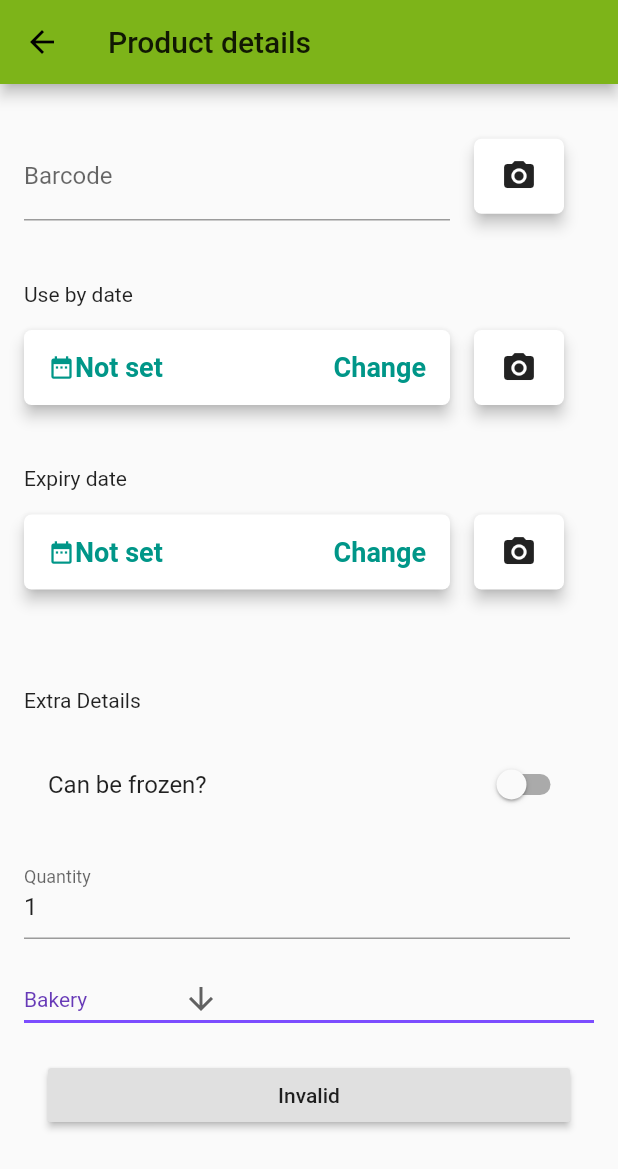
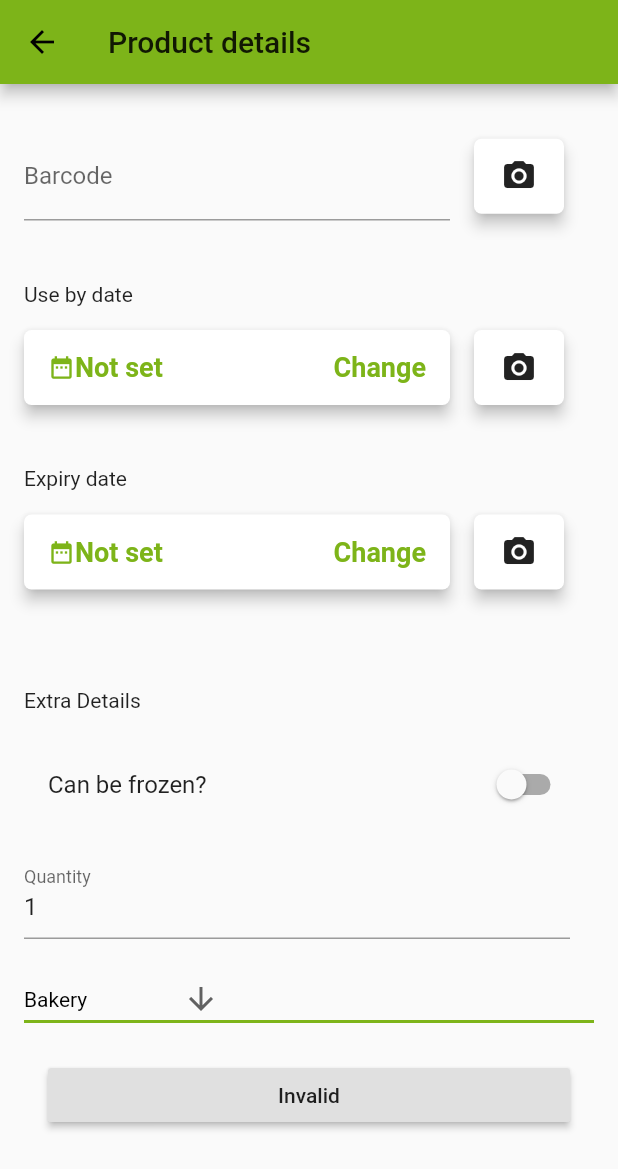
Before and after one commit to RaicuRobert/BigRed, a Flutter app: the ScannedProductView screen opened directly, on a phone screen of 412 x 824 dp. Shown: the top 1169 px of the screen. Run offline on Flutter 3.47's test engine with Material 2 defaults, Android fonts, the phone set to English and light mode, and no system bars; our stand-ins replace flutter_datetime_picker, google_maps_flutter; missing offline and left inert: flutter_mobile_vision.

Commit message:
Fixed buggy

```diff
--- a/tesco_share/lib/ProductScan/ScannedProductView.dart
+++ b/tesco_share/lib/ProductScan/ScannedProductView.dart
@@ -119,11 +119,11 @@ class ScannedProductViewState extends State<ScannedProductView> {
                                     iconSize: 24,
                                     elevation: 16,
                                     style: TextStyle(
-                                        color: Colors.deepPurple
+                                        color: Colors.black
                                     ),
                                     underline: Container(
                                       height: 2,
-                                      color: Colors.deepPurpleAccent,
+                                      color: darkColor,
                                     ),
                                     onChanged: (String newValue) {
                                       setState(() {
@@ -362,12 +362,12 @@ class ScannedProductViewState extends State<ScannedProductView> {
                               Icon(
                                 Icons.date_range,
                                 size: 18.0,
-                                color: Colors.teal,
+                                color: darkColor,
                               ),
                               Text(
                                   _productScannedInfo.useByDate == null? "Not set" :  formatFull.format(_productScannedInfo.useByDate),
                                 style: TextStyle(
-                                    color: Colors.teal,
+                                    color: darkColor,
                                     fontWeight: FontWeight.bold,
                                     fontSize: 18.0),
                               ),
@@ -379,7 +379,7 @@ class ScannedProductViewState extends State<ScannedProductView> {
                     Text(
                       "  Change",
                       style: TextStyle(
-                          color: Colors.teal,
+                          color: darkColor,
                           fontWeight: FontWeight.bold,
                           fontSize: 18.0),
                     ),
@@ -442,12 +442,12 @@ class ScannedProductViewState extends State<ScannedProductView> {
                               Icon(
                                 Icons.date_range,
                                 size: 18.0,
-                                color: Colors.teal,
+                                color: darkColor,
                               ),
                               Text(
                                 _productScannedInfo.expiryDate == null? "Not set" : formatFull.format(_productScannedInfo.expiryDate),
                                 style: TextStyle(
-                                    color: Colors.teal,
+                                    color: darkColor,
                                     fontWeight: FontWeight.bold,
                                     fontSize: 18.0),
                               ),
@@ -459,7 +459,7 @@ class ScannedProductViewState extends State<ScannedProductView> {
                     Text(
                       "  Change",
                       style: TextStyle(
-                          color: Colors.teal,
+                          color: darkColor,
                           fontWeight: FontWeight.bold,
                           fontSize: 18.0),
                     ),
--- a/tesco_share/lib/ProductScan/ScannedProducts.dart
+++ b/tesco_share/lib/ProductScan/ScannedProducts.dart
@@ -59,7 +59,7 @@ class ScannedProductsViewState extends State<ScannedProductsView> {
   void _sendItems(){
     for(ProductScannedInfo productScannedInfo in scannedProducts)
      {
-       Product product = new Product(productScannedInfo.apiData == null? productScannedInfo.barcode : productScannedInfo.apiData.description, "a", productScannedInfo.quantity, productScannedInfo.barcode);
+       Product product = new Product(productScannedInfo.apiData == null? productScannedInfo.barcode : productScannedInfo.apiData.description, productScannedInfo.category, productScannedInfo.quantity, productScannedInfo.barcode);
        REST.addProduct(product);
      }
     scannedProducts.clear();
```
Also changed, not shown: 1 other file.
